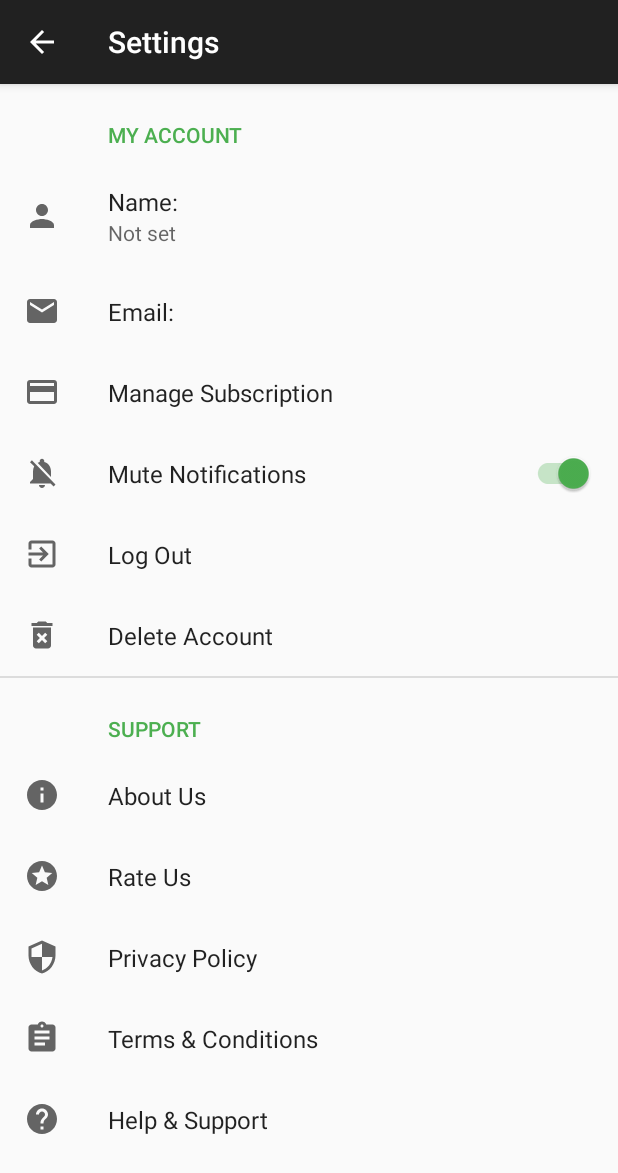
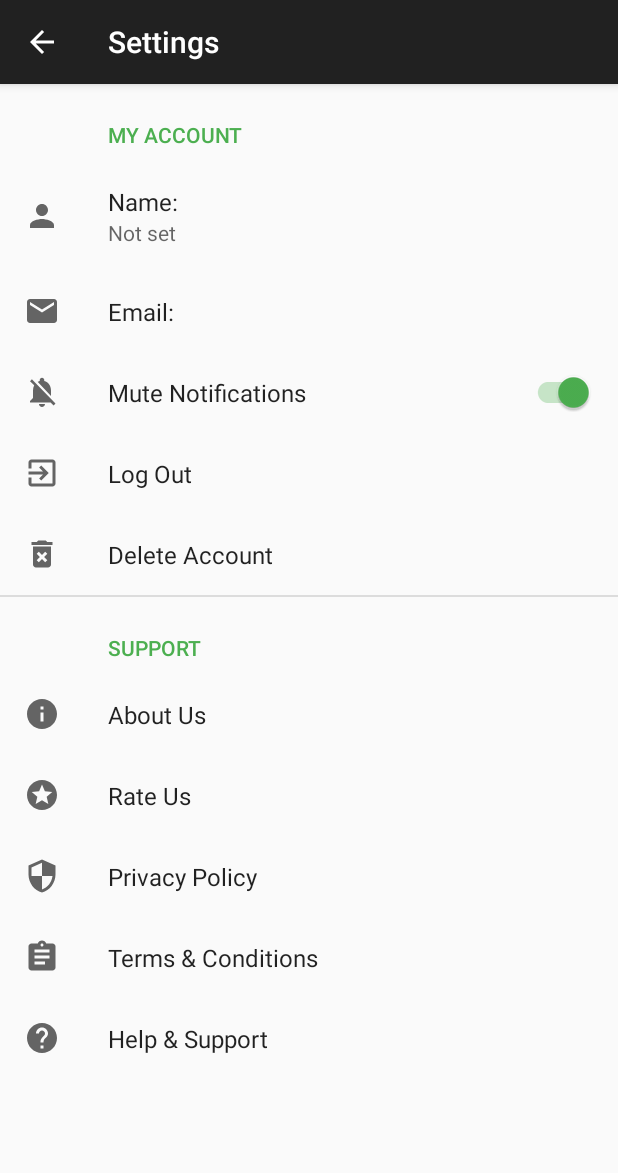
Before and after one commit to neunition/neunition-android, an Android app: the SettingsFragment screen opened directly, with no data from a screen before it, on a phone screen of 412 x 824 dp. Shown: the top 1173 px of the screen. Run offline under Robolectric (Android 15) with nearby library versions, the phone set to English and light mode, and no system bars; our stand-ins replace Dagger/Hilt's generated code, Firebase (no records; nobody signed in at launch, a user with empty details on screens opened directly), androidx.preference; Roboto replaces fonts that are not available here.

Commit message:
Remove Manage Subscription row from Settings

```diff
--- a/app/src/main/res/drawable/ic_baseline_payment.xml
+++ /dev/null
@@ -1,10 +0,0 @@
-<vector xmlns:android="http://schemas.android.com/apk/res/android"
-    android:width="24dp"
-    android:height="24dp"
-    android:tint="?attr/colorControlNormal"
-    android:viewportWidth="24"
-    android:viewportHeight="24">
-    <path
-        android:fillColor="@android:color/white"
-        android:pathData="M20,4L4,4c-1.11,0 -1.99,0.89 -1.99,2L2,18c0,1.11 0.89,2 2,2h16c1.11,0 2,-0.89 2,-2L22,6c0,-1.11 -0.89,-2 -2,-2zM20,18L4,18v-6h16v6zM20,8L4,8L4,6h16v2z" />
-</vector>
--- a/app/src/main/res/xml-v26/settings_preferences.xml
+++ b/app/src/main/res/xml-v26/settings_preferences.xml
@@ -16,12 +16,6 @@
             app:selectable="false"
             app:singleLineTitle="true"
             app:title="Email: " />
-
-        <Preference
-            app:icon="@drawable/ic_baseline_payment"
-            app:key="manage_subscription_preference"
-            app:singleLineTitle="true"
-            app:title="Manage Subscription" />
 
         <SwitchPreferenceCompat
             app:defaultValue="true"
--- a/app/src/main/res/xml/settings_preferences.xml
+++ b/app/src/main/res/xml/settings_preferences.xml
@@ -16,12 +16,6 @@
             app:selectable="false"
             app:singleLineTitle="true"
             app:title="Email: " />
-
-        <Preference
-            app:icon="@drawable/ic_baseline_payment"
-            app:key="manage_subscription_preference"
-            app:singleLineTitle="true"
-            app:title="Manage Subscription" />
 
         <Preference
             app:icon="@drawable/ic_logout"
```
